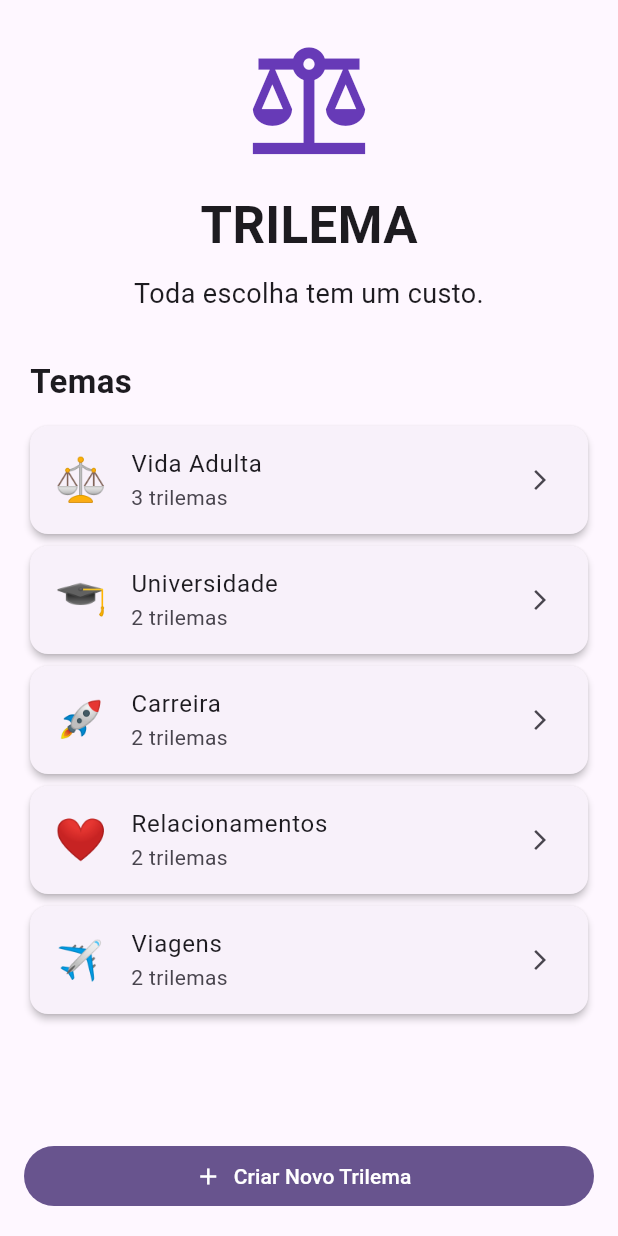
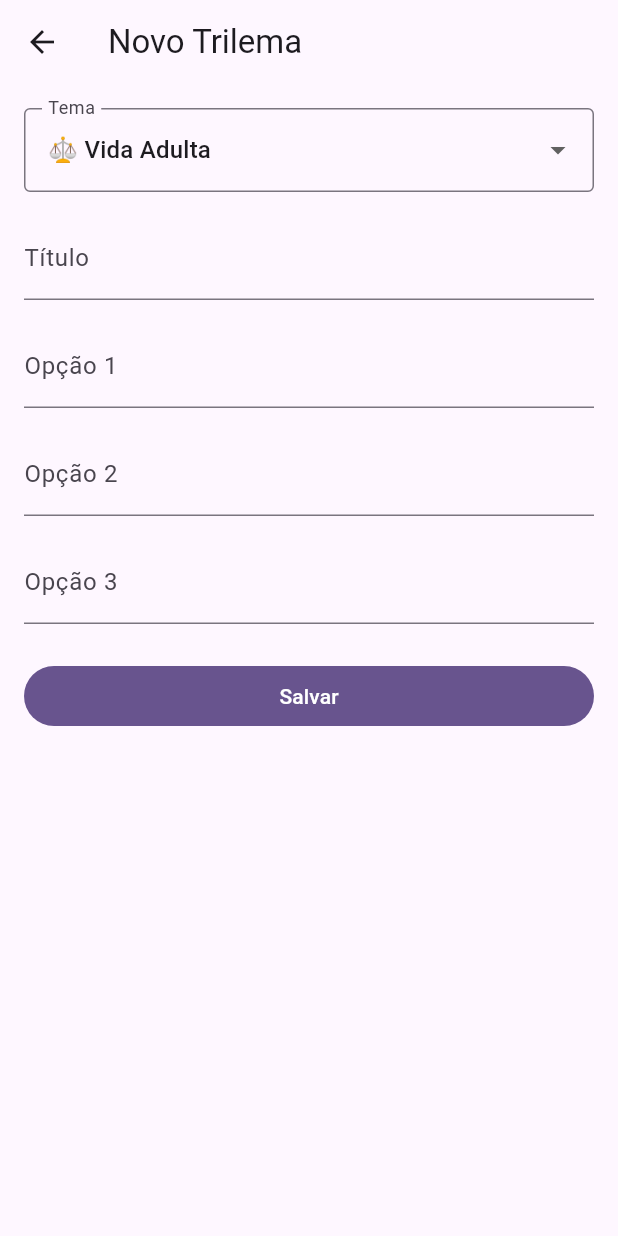
Before and after one commit to gilder-jacomini/Trilema, a Flutter app: the screen it shows after launch, after a tap on "Criar Novo Trilema", on a phone screen of 412 x 824 dp. Run offline on Flutter 3.47's test engine with Material 3 defaults, Android fonts, the light colour scheme and no system bars.

Commit message:
Adicionado formulario de cadastro de trilemas

```diff
--- a/lib/data/temas_padrao.dart
+++ b/lib/data/temas_padrao.dart
@@ -49,7 +49,7 @@ const List<Tema> temasPadrao = [
         titulo: 'Desafios Acadêmicos',
         opcoes: [
           'Estágio',
-          'Alto CR',
+          'Alto CR (Coeficiente de rendimento)',
           'Tempo Livre',
         ],
       ),
@@ -124,6 +124,54 @@ const List<Tema> temasPadrao = [
       ),
     ],
   ),
+
+  Tema(
+  nome: 'Esportes',
+  emoji: '⚽',
+  trilemas: [
+    Trilema(
+      titulo: 'Atleta Completo',
+      opcoes: [
+        'Força',
+        'Velocidade',
+        'Resistência',
+      ],
+    ),
+    Trilema(
+      titulo: 'Carreira Esportiva',
+      opcoes: [
+        'Alto Desempenho',
+        'Vida Social',
+        'Saúde Física',
+      ],
+    ),
+    Trilema(
+      titulo: 'Futebol Moderno',
+      opcoes: [
+        'Ataque',
+        'Defesa',
+        'Posse de Bola',
+      ],
+    ),
+    Trilema(
+  titulo: 'Objetivo da Corrida',
+  opcoes: [
+    'Velocidade',
+    'Distância',
+    'Recuperação',
+  ],
+),
+
+Trilema(
+  titulo: 'Jiu-Jitsu - Rola Leve',
+  opcoes: [
+    'Treino Técnico',
+    'Amizade',
+    'Faixa-Branca',
+  ],
+),
+
+  ],
+),
+
 ];
-
-const teste123 = 1;
--- a/lib/main.dart
+++ b/lib/main.dart
@@ -1,7 +1,8 @@
 import 'package:flutter/material.dart';
 import 'package:trilema/data/temas_padrao.dart';
 import 'package:trilema/models/tema.dart';
-
+import 'package:trilema/widgets/trilema_card.dart';
+import 'package:trilema/screens/novo_trilema_page.dart';
 
 void main() {
   runApp(const TrilemaApp());
@@ -27,14 +28,12 @@ class TrilemaApp extends StatelessWidget {
 class HomePage extends StatelessWidget {
   const HomePage({super.key});
 
-
   @override
   Widget build(BuildContext context) {
     return Scaffold(
       body: SafeArea(
         child: Column(
           children: [
-
             const SizedBox(height: 24),
 
             const Icon(
@@ -86,26 +85,13 @@ class HomePage extends StatelessWidget {
                 padding: const EdgeInsets.symmetric(horizontal: 16),
                 itemCount: temasPadrao.length,
                 itemBuilder: (context, index) {
-
                   final Tema tema = temasPadrao[index];
 
                   return Card(
                     elevation: 2,
-        child: ListTile(
-          leading: Text(
-            tema.emoji,
-            style: const TextStyle(fontSize: 28),
-          ),
-          title: Text(
-            tema.nome,
-          ),
-          subtitle: Text(
-            '${tema.trilemas.length} trilemas',
-          ),
-          trailing: const Icon(
-            Icons.arrow_forward_ios,
-            size: 16,
-          ),
+                    margin: const EdgeInsets.only(bottom: 12),
+                    child: InkWell(
+                      borderRadius: BorderRadius.circular(12),
                       onTap: () {
                         Navigator.push(
                           context,
@@ -116,6 +102,75 @@ class HomePage extends StatelessWidget {
                           ),
                         );
                       },
+                      child: Padding(
+                        padding: const EdgeInsets.all(16),
+                        child: Column(
+                          crossAxisAlignment: CrossAxisAlignment.start,
+                          children: [
+                            Row(
+                              children: [
+                                Text(
+                                  tema.emoji,
+                                  style: const TextStyle(fontSize: 30),
+                                ),
+
+                                const SizedBox(width: 12),
+
+                                Expanded(
+                                  child: Text(
+                                    tema.nome,
+                                    style: const TextStyle(
+                                      fontSize: 18,
+                                      fontWeight: FontWeight.bold,
+                                    ),
+                                  ),
+                                ),
+
+                                Container(
+                                  padding: const EdgeInsets.symmetric(
+                                    horizontal: 10,
+                                    vertical: 4,
+                                  ),
+                                  decoration: BoxDecoration(
+                                    color: Colors.deepPurple.shade100,
+                                    borderRadius: BorderRadius.circular(20),
+                                  ),
+                                  child: Text(
+                                    '${tema.trilemas.length}',
+                                    style: const TextStyle(
+                                      fontWeight: FontWeight.bold,
+                                    ),
+                                  ),
+                                ),
+
+                                const SizedBox(width: 8),
+
+                                const Icon(
+                                  Icons.arrow_forward_ios,
+                                  size: 16,
+                                ),
+                              ],
+                            ),
+
+                            const SizedBox(height: 12),
+
+                            ...tema.trilemas.map(
+                              (trilema) => Padding(
+                                padding: const EdgeInsets.only(bottom: 4),
+                                child: Text(
+                                  '• ${trilema.opcoes.join(" × ")}',
+                                  maxLines: 1,
+                                  overflow: TextOverflow.ellipsis,
+                                  style: TextStyle(
+                                    color: Colors.grey.shade700,
+                                    fontSize: 13,
+                                  ),
+                                ),
+                              ),
+                            ),
+                          ],
+                        ),
+                      ),
                     ),
                   );
                 },
@@ -128,9 +183,15 @@ class HomePage extends StatelessWidget {
                 width: double.infinity,
                 child: FilledButton.icon(
                   icon: const Icon(Icons.add),
-                  label:
-                      const Text('Criar Novo Trilema'),
-                  onPressed: () {},
+                  label: const Text('Criar Novo Trilema'),
+                  onPressed: () {
+  Navigator.push(
+    context,
+    MaterialPageRoute(
+      builder: (_) => const NovoTrilemaPage(),
+    ),
+  );
+},
                 ),
               ),
             ),
@@ -140,7 +201,6 @@ class HomePage extends StatelessWidget {
     );
   }
 }
-
 class TemaPage extends StatefulWidget {
 
   final Tema tema;
@@ -155,89 +215,33 @@ class TemaPage extends StatefulWidget {
 }
 
 class _TemaPageState extends State<TemaPage> {
-  final List<bool> ativos = [false, false, false];
-  final List<int> fila = [];
-
-  final List<String> opcoes = [
-    'Ter dinheiro',
-    'Ter tempo livre',
-    'Ter saúde',
-  ];
-
-  void alterarSwitch(int index, bool valor) {
-    setState(() {
-      if (valor) {
-        ativos[index] = true;
-
-        fila.remove(index);
-        fila.add(index);
-
-        if (fila.length > 2) {
-          int remover = fila.removeAt(0);
-          ativos[remover] = false;
-        }
-      } else {
-        ativos[index] = false;
-        fila.remove(index);
-      }
-    });
-  }
 
   @override
   Widget build(BuildContext context) {
-    final totalAtivos = ativos.where((v) => v).length;
-
     return Scaffold(
       appBar: AppBar(
         title: Text(widget.tema.nome),
       ),
-      body: Padding(
+      body: ListView(
         padding: const EdgeInsets.all(16),
-        child: Column(
         children: [
 
           Text(
-              'Ativos: $totalAtivos/2',
+            '${widget.tema.emoji} ${widget.tema.nome}',
             style: const TextStyle(
-                fontSize: 18,
+              fontSize: 26,
               fontWeight: FontWeight.bold,
             ),
           ),
 
           const SizedBox(height: 20),
 
-            for (int i = 0; i < opcoes.length; i++)
-              Card(
-                child: SwitchListTile(
-                  title: Text(opcoes[i]),
-                  value: ativos[i],
-                  onChanged: (valor) {
-                    alterarSwitch(i, valor);
-                  },
+          ...widget.tema.trilemas.map(
+            (trilema) => TrilemaCard(
+              trilema: trilema,
             ),
           ),
-
-            const SizedBox(height: 30),
-
-            const Divider(),
-
-            const Text(
-              'Sua Escolha',
-              style: TextStyle(
-                fontSize: 20,
-                fontWeight: FontWeight.bold,
-              ),
-            ),
-
-            const SizedBox(height: 20),
-
-            for (int i = 0; i < opcoes.length; i++)
-              Text(
-                '${ativos[i] ? '✅' : '❌'} ${opcoes[i]}',
-                style: const TextStyle(fontSize: 16),
-              ),
         ],
-        ),
       ),
     );
   }
--- /dev/null
+++ b/lib/screens/novo_trilema_page.dart
@@ -0,0 +1,121 @@
+import 'package:flutter/material.dart';
+import 'package:trilema/data/temas_padrao.dart';
+import 'package:trilema/models/tema.dart';
+
+
+class NovoTrilemaPage extends StatefulWidget {
+  const NovoTrilemaPage({super.key});
+
+  @override
+  State<NovoTrilemaPage> createState() => _NovoTrilemaPageState();
+}
+
+class _NovoTrilemaPageState extends State<NovoTrilemaPage> {
+    Tema? temaSelecionado;
+
+  final tituloController = TextEditingController();
+  final opcao1Controller = TextEditingController();
+  final opcao2Controller = TextEditingController();
+  final opcao3Controller = TextEditingController();
+
+   @override
+  void initState() {
+    super.initState();
+
+    temaSelecionado = temasPadrao.first;
+  }
+  @override
+  Widget build(BuildContext context) {
+    return Scaffold(
+      appBar: AppBar(
+        title: const Text('Novo Trilema'),
+      ),
+      body: Padding(
+        padding: const EdgeInsets.all(16),
+        child: ListView(
+          children: [
+            DropdownButtonFormField<Tema>(
+        value: temaSelecionado,
+        decoration: const InputDecoration(
+          labelText: 'Tema',
+          border: OutlineInputBorder(),
+        ),
+        items: temasPadrao.map((tema) {
+          return DropdownMenuItem<Tema>(
+            value: tema,
+            child: Text(
+              '${tema.emoji} ${tema.nome}',
+            ),
+          );
+        }).toList(),
+        onChanged: (Tema? novoTema) {
+          setState(() {
+            temaSelecionado = novoTema;
+          });
+        },
+      ),
+
+      const SizedBox(height: 16),
+            TextField(
+              controller: tituloController,
+              decoration: const InputDecoration(
+                labelText: 'Título',
+              ),
+            ),
+
+            const SizedBox(height: 16),
+
+            TextField(
+              controller: opcao1Controller,
+              decoration: const InputDecoration(
+                labelText: 'Opção 1',
+              ),
+            ),
+
+            const SizedBox(height: 16),
+
+            TextField(
+              controller: opcao2Controller,
+              decoration: const InputDecoration(
+                labelText: 'Opção 2',
+              ),
+            ),
+
+            const SizedBox(height: 16),
+
+            TextField(
+              controller: opcao3Controller,
+              decoration: const InputDecoration(
+                labelText: 'Opção 3',
+              ),
+            ),
+
+            const SizedBox(height: 24),
+
+            FilledButton(
+  onPressed: () {
+
+    if (tituloController.text.trim().isEmpty ||
+        opcao1Controller.text.trim().isEmpty ||
+        opcao2Controller.text.trim().isEmpty ||
+        opcao3Controller.text.trim().isEmpty) {
+
+      ScaffoldMessenger.of(context).showSnackBar(
+        const SnackBar(
+          content: Text('Preencha todos os campos.'),
+        ),
+      );
+
+      return;
+    }
+
+    Navigator.pop(context);
+  },
+  child: const Text('Salvar'),
+)
+          ],
+        ),
+      ),
+    );
+  }
+}
```
Also changed, not shown: lib/widgets/trilema_card.dart (added, +84 -0 lines). Lines whose indentation alone changed are shown as unchanged.
